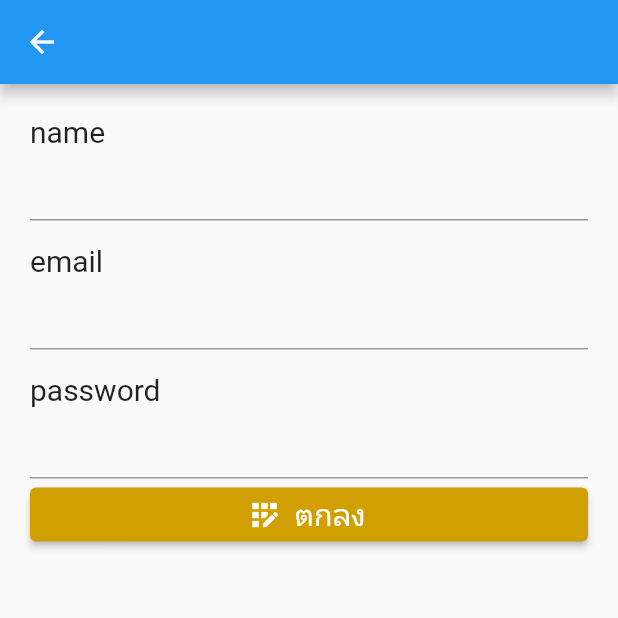
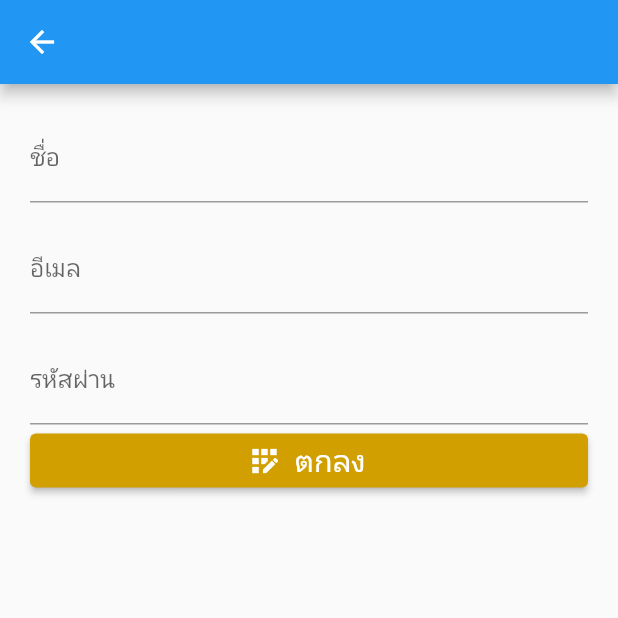
Before and after one commit to KARGOREO/ProFlutter, a Flutter app: the AddApi screen opened directly, on a phone screen of 412 x 824 dp, the top half of it. Run offline on Flutter 3.47's test engine with Material 2 defaults, Android fonts, the phone set to English and light mode, and no system bars; our stand-ins replace form_field_validator.

Commit message:
แก้ไขนิดหน่อย

```diff
--- a/lib/addApi.dart
+++ b/lib/addApi.dart
@@ -26,41 +26,31 @@ class _AddApiState extends State<AddApi> {
             child: Column(
               crossAxisAlignment: CrossAxisAlignment.start,
               children: [
-                Text(
-                  'name',
-                  style: TextStyle(fontSize: 20),
-                ),
                 TextFormField(
                     onChanged: (value) {
                       name = value;
                     },
-                ),
+                    validator: RequiredValidator(errorText: 'กรุณาป้อนชื่อ'),
+                    decoration: InputDecoration(labelText: "ชื่อ")),
                 SizedBox(
                   height: 15,
-                ),
-                Text(
-                  'email',
-                  style: TextStyle(fontSize: 20),
                 ),
                 TextFormField(
                     onChanged: (value) {
                       email = value;
                     },
-                  validator: RequiredValidator(errorText: 'กรุณาป้อนEmail'),
-                ),
+                    validator: RequiredValidator(errorText: 'กรุณาป้อนอีเมล'),
+                    decoration: InputDecoration(labelText: "อีเมล")),
                 SizedBox(
                   height: 15,
-                ),
-                Text(
-                  'password',
-                  style: TextStyle(fontSize: 20),
                 ),
                 TextFormField(
                     onChanged: (value) {
                       pass = value;
                     },
-                  validator: RequiredValidator(errorText: 'กรุณาป้อน Password'),
-                ),
+                    validator:
+                        RequiredValidator(errorText: 'กรุณาป้อนรหัสผ่าน'),
+                    decoration: InputDecoration(labelText: "รหัสผ่าน")),
                 SizedBox(
                   width: double.infinity,
                   child: ElevatedButton.icon(
@@ -150,7 +140,7 @@ class _AddApiState extends State<AddApi> {
                                     title: Text(''),
                                     backgroundColor: Colors.pink[50],
                                     content: Text(
-                                      '  ใส่ passwode ',
+                                      '  ใส่รหัสผ่าน ',
                                       style: TextStyle(
                                           color: Colors.black, fontSize: 20),
                                     ),
```
Also changed, not shown: lib/index/Horoscope.dart (+51 -2 lines). Lines whose indentation alone changed are shown as unchanged.
